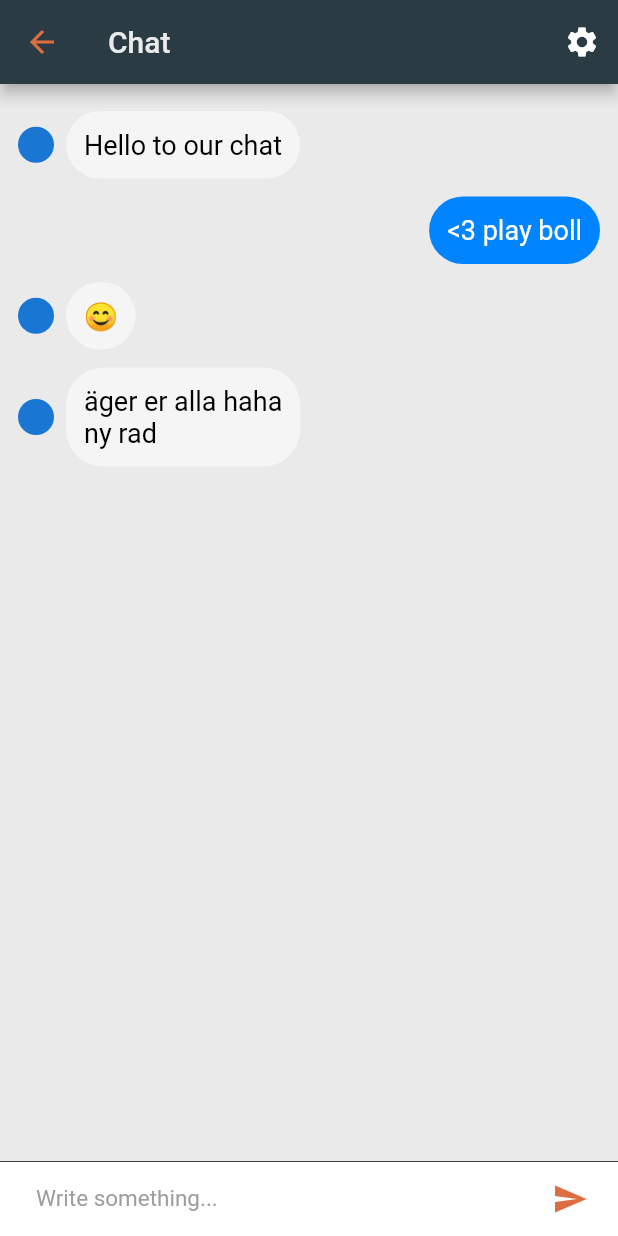
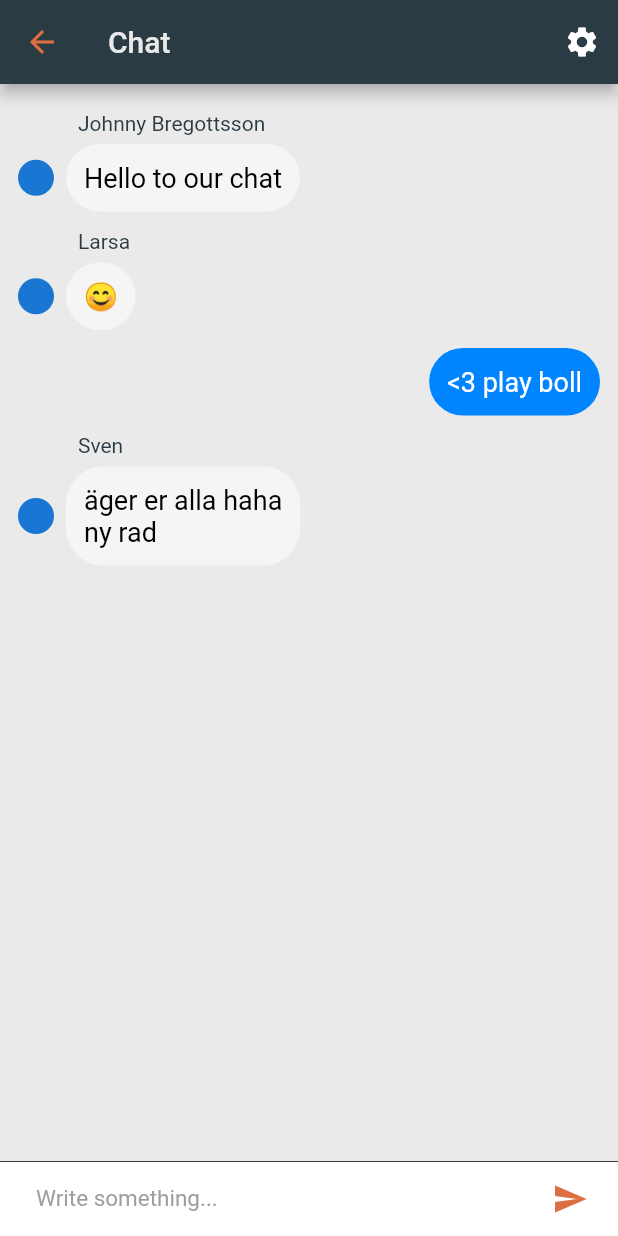
Before and after one commit to matchpoint-app/matchpointApp, a Flutter app: the ChatContainer screen opened by its route, on a phone screen of 412 x 824 dp. Run offline on Flutter 3.47's test engine with Material 2 defaults, Android fonts, the phone set to English and light mode, and no system bars; our stand-ins replace cloud_firestore, firebase_auth, flutter_i18n; missing offline and left inert: google_map_location_picker; accounts and stored records are empty.

Commit message:
add names to chat window

```diff
--- a/lib/screens/social/components/message.dart
+++ b/lib/screens/social/components/message.dart
@@ -44,7 +44,15 @@ class Message extends StatelessWidget {
   }
 
   Widget _buildReceivedMessage(BuildContext context) {
-    return Container(
+    return Column(
+      children: <Widget>[
+        Container(
+            padding: EdgeInsets.fromLTRB(40, 0, 0, 6),
+            alignment: Alignment.centerLeft,
+            child: Text(
+              chat.author,
+            )),
+        Container(
           alignment: Alignment.centerLeft,
           child: Row(
             children: <Widget>[
@@ -75,6 +83,8 @@ class Message extends StatelessWidget {
               ),
             ],
           ),
+        )
+      ],
     );
   }
 }
--- a/lib/screens/social/containers/chat.dart
+++ b/lib/screens/social/containers/chat.dart
@@ -21,9 +21,11 @@ class _ChatContainerState extends State<ChatContainer> {
 
   List<ChatMessage> items = [
     ChatMessage(
-        author: 'Johnny', message: 'Hello to our chat', isReceived: true),
+        author: 'Johnny Bregottsson',
+        message: 'Hello to our chat',
+        isReceived: true),
+    ChatMessage(author: 'Larsa', message: '😊', isReceived: true),
     ChatMessage(author: 'Birgit', message: '<3 play boll', isReceived: false),
-    ChatMessage(author: 'Larsa', message: '😊', isReceived: true),
     ChatMessage(
         author: 'Sven', message: 'äger er alla haha\nny rad', isReceived: true),
   ];
```
Lines whose indentation alone changed are shown as unchanged.
